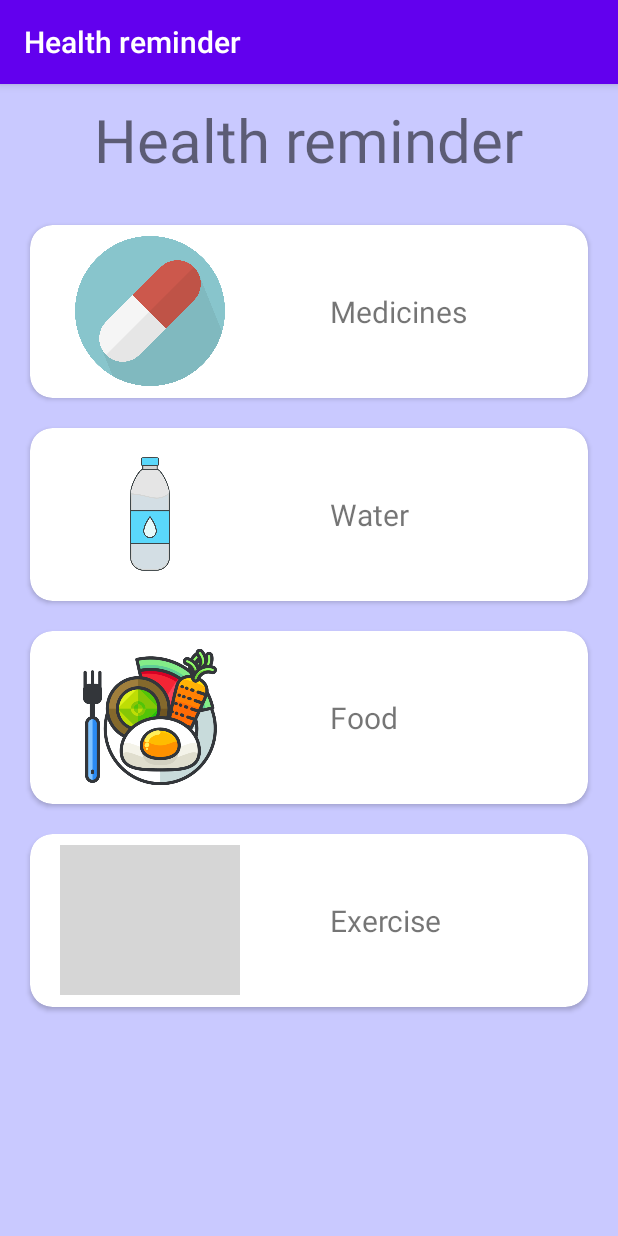
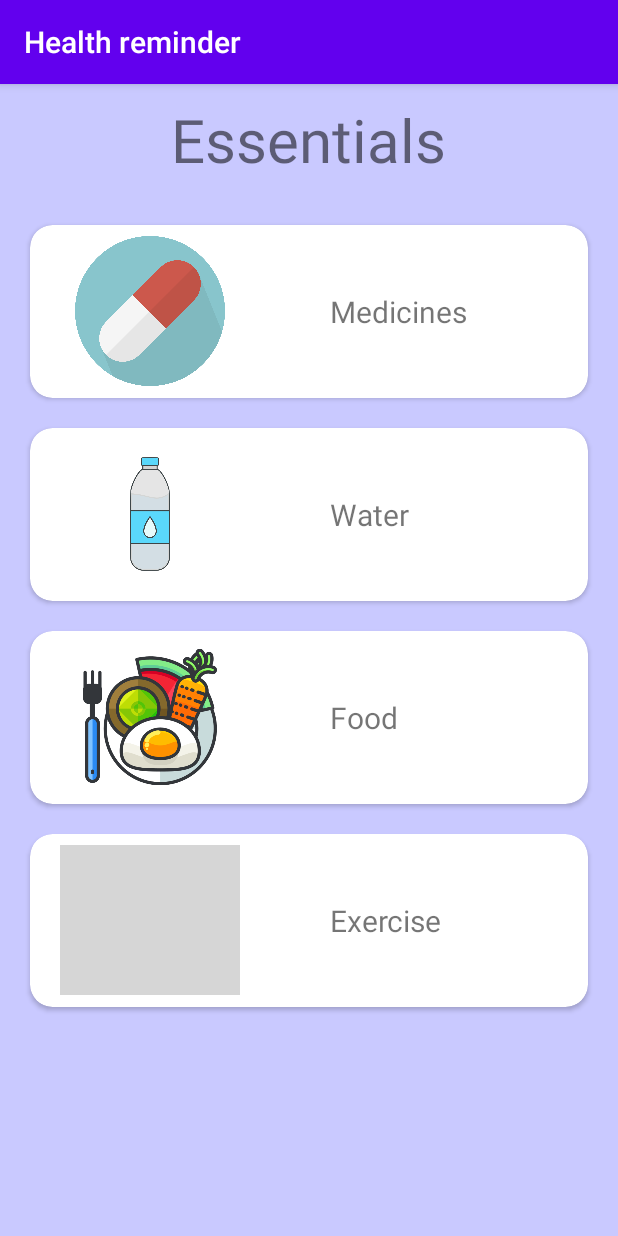
Before and after one commit to Gaurav2807/Health-Reminder, an Android app: the screen it shows after launch (MainActivity), on a phone screen of 412 x 824 dp. Run offline under Robolectric (Android 15) with nearby library versions, the phone set to English and light mode, and no system bars; grey boxes are pictures that could not be loaded.

Commit message:
text change

```diff
--- a/app/src/main/res/layout/activity_main.xml
+++ b/app/src/main/res/layout/activity_main.xml
@@ -13,7 +13,7 @@ tools:context=".MainActivity">
     <TextView
         android:layout_width="wrap_content"
         android:layout_height="wrap_content"
-        android:text="@string/app_name"
+        android:text="Essentials"
         android:textSize="40sp"
         android:layout_gravity="center"
         android:layout_margin="10dp"/>
```
